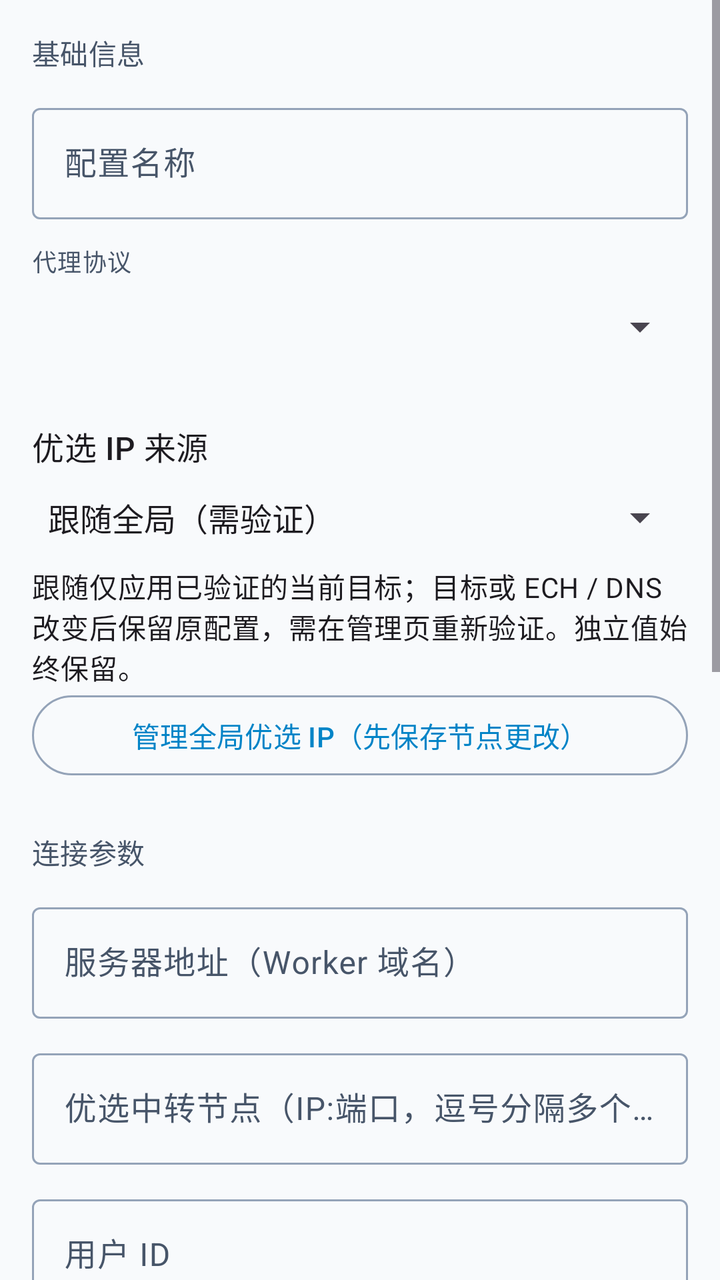
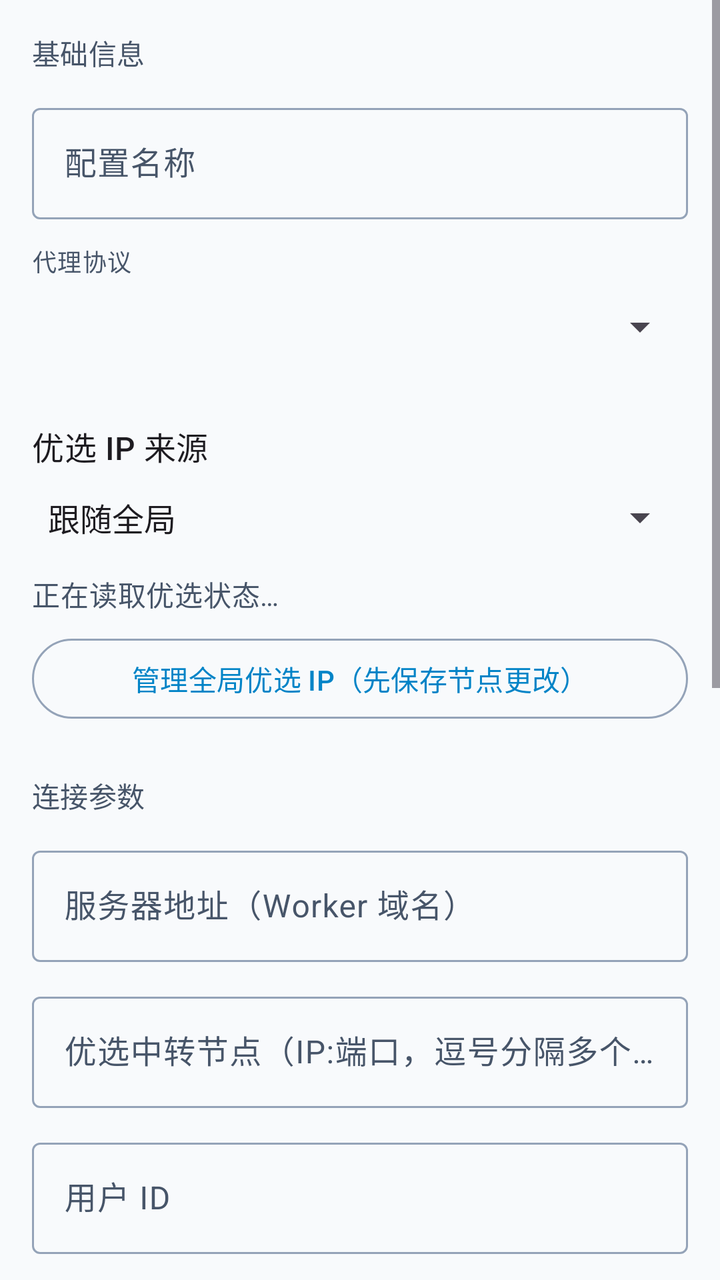

Compare the two renders of this Android layout. The source of the first and the diff that turns it into the second are given below.
<!-- AndroidManifest.xml: application theme Theme.XClient -->
<!-- res/layout/activity_profile_edit.xml -->
<?xml version="1.0" encoding="utf-8"?>
<ScrollView xmlns:android="http://schemas.android.com/apk/res/android"
    android:layout_width="match_parent"
    android:layout_height="match_parent"
    android:fillViewport="true">

    <LinearLayout
        android:layout_width="match_parent"
        android:layout_height="wrap_content"
        android:orientation="vertical"
        android:padding="@dimen/spacing_lg">

        
        <TextView
            android:layout_width="wrap_content"
            android:layout_height="wrap_content"
            android:text="@string/section_basic_info"
            android:textAppearance="?attr/textAppearanceLabelLarge"
            android:textColor="?attr/colorOnSurfaceVariant" />

        <com.google.android.material.textfield.TextInputLayout
            style="@style/Widget.XClient.TextInputLayout"
            android:layout_width="match_parent"
            android:layout_height="wrap_content"
            android:layout_marginTop="@dimen/spacing_md"
            android:hint="@string/profile_name_hint">

            <com.google.android.material.textfield.TextInputEditText
                android:id="@+id/profile_name"
                android:layout_width="match_parent"
                android:layout_height="wrap_content"
                android:inputType="text"
                android:singleLine="true" />
        </com.google.android.material.textfield.TextInputLayout>

        <TextView
            android:layout_width="wrap_content"
            android:layout_height="wrap_content"
            android:layout_marginTop="@dimen/spacing_md"
            android:text="@string/protocol_spinner_label"
            android:textAppearance="?attr/textAppearanceLabelMedium"
            android:textColor="?attr/colorOnSurfaceVariant" />

        <Spinner
            android:id="@+id/protocol_spinner"
            android:layout_width="match_parent"
            android:layout_height="wrap_content"
            android:minHeight="48dp" />

        <TextView android:layout_width="match_parent" android:layout_height="wrap_content"
            android:layout_marginTop="@dimen/spacing_xl" android:text="@string/preferred_mode"
            android:textAppearance="?attr/textAppearanceTitleMedium" />
        <Spinner android:id="@+id/preferred_mode_spinner" android:layout_width="match_parent"
            android:layout_height="wrap_content" android:minHeight="@dimen/touch_target_min"
            android:entries="@array/preferred_modes" />
        <TextView android:id="@+id/preferred_mode_summary" android:layout_width="match_parent"
            android:layout_height="wrap_content" android:text="@string/preferred_mode_hint"
            android:textAppearance="?attr/textAppearanceBodyMedium" />
        <com.google.android.material.button.MaterialButton android:id="@+id/preferred_manage"
            style="@style/Widget.XClient.OutlinedButton" android:layout_width="match_parent"
            android:layout_height="wrap_content" android:minHeight="@dimen/touch_target_min"
            android:text="@string/preferred_manage" />
        <com.google.android.material.button.MaterialButton android:id="@+id/preferred_clear_conflict"
            style="@style/Widget.XClient.TextButton" android:layout_width="match_parent"
            android:layout_height="wrap_content" android:minHeight="@dimen/touch_target_min"
            android:text="@string/preferred_clear_conflict" android:visibility="gone" />

        
        <LinearLayout
            android:id="@+id/gcm_fields"
            android:layout_width="match_parent"
            android:layout_height="wrap_content"
            android:orientation="vertical">

            
            <TextView
                android:layout_width="wrap_content"
                android:layout_height="wrap_content"
                android:layout_marginTop="@dimen/spacing_xl"
                android:text="@string/section_connection_params"
                android:textAppearance="?attr/textAppearanceLabelLarge"
                android:textColor="?attr/colorOnSurfaceVariant" />

            <com.google.android.material.textfield.TextInputLayout
                style="@style/Widget.XClient.TextInputLayout"
                android:layout_width="match_parent"
                android:layout_height="wrap_content"
                android:layout_marginTop="@dimen/spacing_md"
                android:hint="@string/worker_host_hint">

                <com.google.android.material.textfield.TextInputEditText
                    android:id="@+id/worker_host"
                    android:layout_width="match_parent"
                    android:layout_height="wrap_content"
                    android:inputType="textUri"
                    android:singleLine="true" />
            </com.google.android.material.textfield.TextInputLayout>

            <com.google.android.material.textfield.TextInputLayout
                style="@style/Widget.XClient.TextInputLayout"
                android:layout_width="match_parent"
                android:layout_height="wrap_content"
                android:layout_marginTop="@dimen/spacing_md"
                android:hint="@string/pref_ip_hint">

                <com.google.android.material.textfield.TextInputEditText
                    android:id="@+id/pref_ip"
                    android:layout_width="match_parent"
                    android:layout_height="wrap_content"
                    android:inputType="text"
                    android:singleLine="true" />
            </com.google.android.material.textfield.TextInputLayout>

            <com.google.android.material.textfield.TextInputLayout
                style="@style/Widget.XClient.TextInputLayout"
                android:layout_width="match_parent"
                android:layout_height="wrap_content"
                android:layout_marginTop="@dimen/spacing_md"
                android:hint="@string/user_id_hint">

                <com.google.android.material.textfield.TextInputEditText
                    android:id="@+id/user_id"
                    android:layout_width="match_parent"
                    android:layout_height="wrap_content"
                    android:inputType="text"
                    android:singleLine="true" />
            </com.google.android.material.textfield.TextInputLayout>

            <com.google.android.material.textfield.TextInputLayout
                style="@style/Widget.XClient.TextInputLayout"
                android:layout_width="match_parent"
                android:layout_height="wrap_content"
                android:layout_marginTop="@dimen/spacing_md"
                android:hint="@string/fallback_ip_hint">

                <com.google.android.material.textfield.TextInputEditText
                    android:id="@+id/fallback_ip"
                    android:layout_width="match_parent"
                    android:layout_height="wrap_content"
                    android:inputType="text"
                    android:singleLine="true" />
            </com.google.android.material.textfield.TextInputLayout>

            
            <TextView
                android:layout_width="wrap_content"
                android:layout_height="wrap_content"
                android:layout_marginTop="@dimen/spacing_xl"
                android:text="@string/section_advanced_params"
                android:textAppearance="?attr/textAppearanceLabelLarge"
                android:textColor="?attr/colorOnSurfaceVariant" />

            <CheckBox
                android:id="@+id/disable_ech"
                android:layout_width="match_parent"
                android:layout_height="wrap_content"
                android:layout_marginTop="@dimen/spacing_sm"
                android:minHeight="48dp"
                android:text="@string/disable_ech"
                android:textAppearance="?attr/textAppearanceBodyMedium" />

            <CheckBox
                android:id="@+id/disable_ipv6_route"
                android:layout_width="match_parent"
                android:layout_height="wrap_content"
                android:minHeight="48dp"
                android:text="@string/disable_ipv6_route"
                android:textAppearance="?attr/textAppearanceBodyMedium" />

            <com.google.android.material.textfield.TextInputLayout
                style="@style/Widget.XClient.TextInputLayout"
                android:layout_width="match_parent"
                android:layout_height="wrap_content"
                android:layout_marginTop="@dimen/spacing_md"
                android:hint="@string/ws_conn_hint">

                <com.google.android.material.textfield.TextInputEditText
                    android:id="@+id/ws_conn"
                    android:layout_width="match_parent"
                    android:layout_height="wrap_content"
                    android:inputType="number"
                    android:singleLine="true" />
            </com.google.android.material.textfield.TextInputLayout>

            <CheckBox
                android:id="@+id/enable_dynamic_pool"
                android:layout_width="match_parent"
                android:layout_height="wrap_content"
                android:minHeight="48dp"
                android:text="@string/enable_dynamic_pool"
                android:textAppearance="?attr/textAppearanceBodyMedium" />

            <com.google.android.material.textfield.TextInputLayout
                style="@style/Widget.XClient.TextInputLayout"
                android:layout_width="match_parent"
                android:layout_height="wrap_content"
                android:layout_marginTop="@dimen/spacing_md"
                android:hint="@string/dynamic_pool_max_hint">

                <com.google.android.material.textfield.TextInputEditText
                    android:id="@+id/dynamic_pool_max"
                    android:layout_width="match_parent"
                    android:layout_height="wrap_content"
                    android:inputType="number"
                    android:singleLine="true" />
            </com.google.android.material.textfield.TextInputLayout>
        </LinearLayout>

        
        <LinearLayout
            android:id="@+id/xtunnel_fields"
            android:layout_width="match_parent"
            android:layout_height="wrap_content"
            android:orientation="vertical"
            android:visibility="gone">

            
            <TextView
                android:layout_width="wrap_content"
                android:layout_height="wrap_content"
                android:layout_marginTop="@dimen/spacing_xl"
                android:text="@string/section_connection_params"
                android:textAppearance="?attr/textAppearanceLabelLarge"
                android:textColor="?attr/colorOnSurfaceVariant" />

            <com.google.android.material.textfield.TextInputLayout
                style="@style/Widget.XClient.TextInputLayout"
                android:layout_width="match_parent"
                android:layout_height="wrap_content"
                android:layout_marginTop="@dimen/spacing_md"
                android:hint="@string/xt_server_addr_hint">

                <com.google.android.material.textfield.TextInputEditText
                    android:id="@+id/xt_server_addr"
                    android:layout_width="match_parent"
                    android:layout_height="wrap_content"
                    android:inputType="textUri"
                    android:singleLine="true" />
            </com.google.android.material.textfield.TextInputLayout>

            <com.google.android.material.textfield.TextInputLayout
                style="@style/Widget.XClient.TextInputLayout"
                android:layout_width="match_parent"
                android:layout_height="wrap_content"
                android:layout_marginTop="@dimen/spacing_md"
                android:hint="@string/xt_token_hint">

                <com.google.android.material.textfield.TextInputEditText
                    android:id="@+id/xt_token"
                    android:layout_width="match_parent"
                    android:layout_height="wrap_content"
                    android:inputType="text"
                    android:singleLine="true" />
            </com.google.android.material.textfield.TextInputLayout>

            <com.google.android.material.textfield.TextInputLayout
                style="@style/Widget.XClient.TextInputLayout"
                android:layout_width="match_parent"
                android:layout_height="wrap_content"
                android:layout_marginTop="@dimen/spacing_md"
                android:hint="@string/xt_relay_nodes_hint">

                <com.google.android.material.textfield.TextInputEditText
                    android:id="@+id/xt_relay_nodes"
                    android:layout_width="match_parent"
                    android:layout_height="wrap_content"
                    android:inputType="text"
                    android:singleLine="true" />
            </com.google.android.material.textfield.TextInputLayout>

            <com.google.android.material.textfield.TextInputLayout
                style="@style/Widget.XClient.TextInputLayout"
                android:layout_width="match_parent"
                android:layout_height="wrap_content"
                android:layout_marginTop="@dimen/spacing_md"
                android:hint="@string/xt_connections_hint">

                <com.google.android.material.textfield.TextInputEditText
                    android:id="@+id/xt_connections"
                    android:layout_width="match_parent"
                    android:layout_height="wrap_content"
                    android:inputType="number"
                    android:singleLine="true" />
            </com.google.android.material.textfield.TextInputLayout>

            
            <TextView
                android:layout_width="wrap_content"
                android:layout_height="wrap_content"
                android:layout_marginTop="@dimen/spacing_xl"
                android:text="@string/section_advanced_params"
                android:textAppearance="?attr/textAppearanceLabelLarge"
                android:textColor="?attr/colorOnSurfaceVariant" />

            <CheckBox
                android:id="@+id/xt_disable_ech"
                android:layout_width="match_parent"
                android:layout_height="wrap_content"
                android:layout_marginTop="@dimen/spacing_sm"
                android:minHeight="48dp"
                android:text="@string/disable_ech"
                android:textAppearance="?attr/textAppearanceBodyMedium" />

            

            <CheckBox
                android:id="@+id/xt_insecure"
                android:layout_width="match_parent"
                android:layout_height="wrap_content"
                android:minHeight="48dp"
                android:text="@string/xt_insecure"
                android:textAppearance="?attr/textAppearanceBodyMedium" />

            
            <TextView
                android:layout_width="wrap_content"
                android:layout_height="wrap_content"
                android:layout_marginTop="@dimen/spacing_md"
                android:text="@string/xt_ip_strategy_label"
                android:textAppearance="?attr/textAppearanceLabelMedium"
                android:textColor="?attr/colorOnSurfaceVariant" />

            <Spinner
                android:id="@+id/xt_ip_strategy_spinner"
                android:layout_width="match_parent"
                android:layout_height="wrap_content"
                android:minHeight="48dp" />

            <CheckBox
                android:id="@+id/xt_enable_hot_pair"
                android:layout_width="match_parent"
                android:layout_height="wrap_content"
                android:minHeight="48dp"
                android:text="@string/xt_enable_hot_pair"
                android:textAppearance="?attr/textAppearanceBodyMedium" />

            <com.google.android.material.textfield.TextInputLayout
                style="@style/Widget.XClient.TextInputLayout"
                android:layout_width="match_parent"
                android:layout_height="wrap_content"
                android:layout_marginTop="@dimen/spacing_md"
                android:hint="@string/xt_hot_pair_count_hint">

                <com.google.android.material.textfield.TextInputEditText
                    android:id="@+id/xt_hot_pair_count"
                    android:layout_width="match_parent"
                    android:layout_height="wrap_content"
                    android:inputType="number"
                    android:singleLine="true" />
            </com.google.android.material.textfield.TextInputLayout>

            
            <TextView
                android:id="@+id/xt_advanced_header"
                android:layout_width="match_parent"
                android:layout_height="wrap_content"
                android:layout_marginTop="@dimen/spacing_sm"
                android:background="?attr/selectableItemBackground"
                android:gravity="center_vertical"
                android:minHeight="48dp"
                android:text="@string/xt_advanced_params"
                android:textAppearance="?attr/textAppearanceLabelLarge"
                android:textColor="?attr/colorOnSurfaceVariant" />

            <LinearLayout
                android:id="@+id/xt_advanced_container"
                android:layout_width="match_parent"
                android:layout_height="wrap_content"
                android:orientation="vertical"
                android:visibility="gone">

                <com.google.android.material.textfield.TextInputLayout
                    style="@style/Widget.XClient.TextInputLayout"
                    android:layout_width="match_parent"
                    android:layout_height="wrap_content"
                    android:layout_marginTop="@dimen/spacing_md"
                    android:hint="@string/xt_adv_backpressure">

                    <com.google.android.material.textfield.TextInputEditText
                        android:id="@+id/xt_adv_backpressure"
                        android:layout_width="match_parent"
                        android:layout_height="wrap_content"
                        android:inputType="number"
                        android:singleLine="true" />
                </com.google.android.material.textfield.TextInputLayout>

                <com.google.android.material.textfield.TextInputLayout
                    style="@style/Widget.XClient.TextInputLayout"
                    android:layout_width="match_parent"
                    android:layout_height="wrap_content"
                    android:layout_marginTop="@dimen/spacing_md"
                    android:hint="@string/xt_adv_write_queue_wait">

                    <com.google.android.material.textfield.TextInputEditText
                        android:id="@+id/xt_adv_write_queue_wait"
                        android:layout_width="match_parent"
                        android:layout_height="wrap_content"
                        android:inputType="number"
                        android:singleLine="true" />
                </com.google.android.material.textfield.TextInputLayout>

                <com.google.android.material.textfield.TextInputLayout
                    style="@style/Widget.XClient.TextInputLayout"
                    android:layout_width="match_parent"
                    android:layout_height="wrap_content"
                    android:layout_marginTop="@dimen/spacing_md"
                    android:hint="@string/xt_adv_dial_timeout">

                    <com.google.android.material.textfield.TextInputEditText
                        android:id="@+id/xt_adv_dial_timeout"
                        android:layout_width="match_parent"
                        android:layout_height="wrap_content"
                        android:inputType="numberDecimal"
                        android:singleLine="true" />
                </com.google.android.material.textfield.TextInputLayout>

                <com.google.android.material.textfield.TextInputLayout
                    style="@style/Widget.XClient.TextInputLayout"
                    android:layout_width="match_parent"
                    android:layout_height="wrap_content"
                    android:layout_marginTop="@dimen/spacing_md"
                    android:hint="@string/xt_adv_handshake_timeout">

                    <com.google.android.material.textfield.TextInputEditText
                        android:id="@+id/xt_adv_handshake_timeout"
                        android:layout_width="match_parent"
                        android:layout_height="wrap_content"
                        android:inputType="numberDecimal"
                        android:singleLine="true" />
                </com.google.android.material.textfield.TextInputLayout>

                <com.google.android.material.textfield.TextInputLayout
                    style="@style/Widget.XClient.TextInputLayout"
                    android:layout_width="match_parent"
                    android:layout_height="wrap_content"
                    android:layout_marginTop="@dimen/spacing_md"
                    android:hint="@string/xt_adv_read_timeout">

                    <com.google.android.material.textfield.TextInputEditText
                        android:id="@+id/xt_adv_read_timeout"
                        android:layout_width="match_parent"
                        android:layout_height="wrap_content"
                        android:inputType="numberDecimal"
                        android:singleLine="true" />
                </com.google.android.material.textfield.TextInputLayout>

                <com.google.android.material.textfield.TextInputLayout
                    style="@style/Widget.XClient.TextInputLayout"
                    android:layout_width="match_parent"
                    android:layout_height="wrap_content"
                    android:layout_marginTop="@dimen/spacing_md"
                    android:hint="@string/xt_adv_write_timeout">

                    <com.google.android.material.textfield.TextInputEditText
                        android:id="@+id/xt_adv_write_timeout"
                        android:layout_width="match_parent"
                        android:layout_height="wrap_content"
                        android:inputType="numberDecimal"
                        android:singleLine="true" />
                </com.google.android.material.textfield.TextInputLayout>

                <com.google.android.material.textfield.TextInputLayout
                    style="@style/Widget.XClient.TextInputLayout"
                    android:layout_width="match_parent"
                    android:layout_height="wrap_content"
                    android:layout_marginTop="@dimen/spacing_md"
                    android:hint="@string/xt_adv_ping_interval">

                    <com.google.android.material.textfield.TextInputEditText
                        android:id="@+id/xt_adv_ping_interval"
                        android:layout_width="match_parent"
                        android:layout_height="wrap_content"
                        android:inputType="numberDecimal"
                        android:singleLine="true" />
                </com.google.android.material.textfield.TextInputLayout>

                <com.google.android.material.textfield.TextInputLayout
                    style="@style/Widget.XClient.TextInputLayout"
                    android:layout_width="match_parent"
                    android:layout_height="wrap_content"
                    android:layout_marginTop="@dimen/spacing_md"
                    android:hint="@string/xt_adv_reconnect_delay">

                    <com.google.android.material.textfield.TextInputEditText
                        android:id="@+id/xt_adv_reconnect_delay"
                        android:layout_width="match_parent"
                        android:layout_height="wrap_content"
                        android:inputType="numberDecimal"
                        android:singleLine="true" />
                </com.google.android.material.textfield.TextInputLayout>

                <com.google.android.material.textfield.TextInputLayout
                    style="@style/Widget.XClient.TextInputLayout"
                    android:layout_width="match_parent"
                    android:layout_height="wrap_content"
                    android:layout_marginTop="@dimen/spacing_md"
                    android:hint="@string/xt_adv_connect_timeout">

                    <com.google.android.material.textfield.TextInputEditText
                        android:id="@+id/xt_adv_connect_timeout"
                        android:layout_width="match_parent"
                        android:layout_height="wrap_content"
                        android:inputType="numberDecimal"
                        android:singleLine="true" />
                </com.google.android.material.textfield.TextInputLayout>

                <com.google.android.material.textfield.TextInputLayout
                    style="@style/Widget.XClient.TextInputLayout"
                    android:layout_width="match_parent"
                    android:layout_height="wrap_content"
                    android:layout_marginTop="@dimen/spacing_md"
                    android:hint="@string/xt_adv_max_socks5">

                    <com.google.android.material.textfield.TextInputEditText
                        android:id="@+id/xt_adv_max_socks5"
                        android:layout_width="match_parent"
                        android:layout_height="wrap_content"
                        android:inputType="number"
                        android:singleLine="true" />
                </com.google.android.material.textfield.TextInputLayout>

                <com.google.android.material.textfield.TextInputLayout
                    style="@style/Widget.XClient.TextInputLayout"
                    android:layout_width="match_parent"
                    android:layout_height="wrap_content"
                    android:layout_marginTop="@dimen/spacing_md"
                    android:hint="@string/xt_adv_udp_ports">

                    <com.google.android.material.textfield.TextInputEditText
                        android:id="@+id/xt_adv_udp_ports"
                        android:layout_width="match_parent"
                        android:layout_height="wrap_content"
                        android:inputType="text"
                        android:singleLine="true" />
                </com.google.android.material.textfield.TextInputLayout>
            </LinearLayout>
        </LinearLayout>

        
        <Button
            android:id="@+id/btn_import"
            style="@style/Widget.XClient.OutlinedButton"
            android:layout_width="match_parent"
            android:layout_height="wrap_content"
            android:layout_marginTop="@dimen/spacing_xl"
            android:minHeight="48dp"
            android:text="@string/dialog_title_import" />

        <Button
            android:id="@+id/btn_save"
            style="@style/Widget.XClient.Button"
            android:layout_width="match_parent"
            android:layout_height="wrap_content"
            android:layout_marginTop="@dimen/spacing_md"
            android:minHeight="48dp"
            android:text="@string/save" />

    </LinearLayout>
</ScrollView>
<!-- resources referenced by this layout -->
<resources>
  <string-array name="preferred_modes"><item>跟随全局（需验证）</item><item>独立配置（原值）</item><item>域名默认（不使用入口 IP）</item></string-array>
  <dimen name="spacing_lg">16dp</dimen>
  <dimen name="spacing_md">12dp</dimen>
  <dimen name="spacing_sm">8dp</dimen>
  <dimen name="spacing_xl">24dp</dimen>
  <dimen name="touch_target_min">48dp</dimen>
  <string name="dialog_title_import">导入配置</string>
  <string name="disable_ech">禁用 ECH（标准 TLS 1.3）</string>
  <string name="disable_ipv6_route">禁用 IPv6 路由</string>
  <string name="dynamic_pool_max_hint">动态扩容连接上限</string>
  <string name="enable_dynamic_pool">启用连接池动态扩容</string>
  <string name="pref_ip_hint">优选中转节点（IP:端口，逗号分隔多个）</string>
  <string name="preferred_manage">管理全局优选 IP（先保存节点更改）</string>
  <string name="preferred_mode">优选 IP 来源</string>
  <string name="preferred_mode_hint">跟随仅应用已验证的当前目标；目标或 ECH / DNS 改变后保留原配置，需在管理页重新验证。独立值始终保留。</string>
  <string name="profile_name_hint">配置名称</string>
  <string name="protocol_spinner_label">代理协议</string>
  <string name="save">保存</string>
  <string name="section_advanced_params">进阶参数</string>
  <string name="section_basic_info">基础信息</string>
  <string name="section_connection_params">连接参数</string>
  <string name="user_id_hint">用户 ID</string>
  <string name="worker_host_hint">服务器地址（Worker 域名）</string>
  <string name="ws_conn_hint">WebSocket 连接数</string>
  <string name="xt_adv_backpressure">背压上限（MB，默认 8）</string>
  <string name="xt_adv_connect_timeout">连接建立超时（秒，默认 15）</string>
  <string name="xt_adv_dial_timeout">拨号超时（秒，默认 3）</string>
  <string name="xt_adv_ping_interval">Ping 间隔（秒，默认 5）</string>
  <string name="xt_adv_read_timeout">读取超时（秒，默认 15）</string>
  <string name="xt_adv_reconnect_delay">重连延迟（秒，默认 1）</string>
  <string name="xt_adv_udp_ports">UDP 拦截端口（逗号分隔，默认 443）</string>
  <string name="xt_adv_write_timeout">写入超时（秒，默认 5）</string>
  <string name="xt_advanced_params">高级参数（点击展开，留空使用默认值）</string>
  <string name="xt_connections_hint">连接数</string>
  <string name="xt_enable_hot_pair">启用热通道对（Hot Pair）</string>
  <string name="xt_hot_pair_count_hint">热通道对数（1-8）</string>
  <string name="xt_insecure">跳过证书验证（Insecure）</string>
  <string name="xt_ip_strategy_label">IP 策略</string>
  <string name="xt_relay_nodes_hint">中转节点（逗号分隔）</string>
  <string name="xt_server_addr_hint">服务器地址（wss://）</string>
  <string name="xt_token_hint">Token</string>
  <color name="x_primary">#FF0284C7</color>
  <color name="x_on_primary">#FFFFFFFF</color>
  <color name="x_primary_container">#FFE0F2FE</color>
  <color name="x_on_primary_container">#FF03496E</color>
  <color name="md_success">#FF059669</color>
  <color name="md_on_success">#FFFFFFFF</color>
  <color name="md_success_container">#FFD1FAE5</color>
  <color name="md_on_success_container">#FF064E3B</color>
  <color name="md_warning">#FFD97706</color>
  <color name="md_on_warning">#FFFFFFFF</color>
  <color name="x_error">#FFDC2626</color>
  <color name="x_on_error">#FFFFFFFF</color>
  <color name="x_error_container">#FFFEE2E2</color>
  <color name="x_on_error_container">#FF991B1B</color>
  <color name="x_background">#FFF8FAFC</color>
  <color name="x_on_background">#FF0F172A</color>
  <color name="x_surface">#FFFFFFFF</color>
  <color name="x_on_surface">#FF0F172A</color>
  <color name="x_on_surface_variant">#FF475569</color>
  <color name="x_surface_container_lowest">#FFFFFFFF</color>
  <color name="x_surface_container_low">#FFF1F5F9</color>
  <color name="x_surface_container">#FFE2E8F0</color>
  <color name="x_surface_container_high">#FFCBD5E1</color>
  <color name="x_surface_container_highest">#FF94A3B8</color>
  <color name="x_outline">#FF94A3B8</color>
  <color name="x_outline_variant">#FFE2E8F0</color>
  <color name="x_tertiary">#FF0D9488</color>
  <color name="x_on_tertiary">#FFFFFFFF</color>
  <color name="x_tertiary_container">#FFCCFBF1</color>
  <color name="x_on_tertiary_container">#FF115E59</color>
  <color name="x_edit_container">#FFBAE6FD</color>
  <color name="x_on_edit_container">#FF0369A1</color>
  <!-- unchanged entries left out for length: 10 -->
</resources>

<!-- the commit's change to res/layout/activity_profile_edit.xml (unified diff, before → after) -->
@@ -55,7 +55,10 @@
             android:entries="@array/preferred_modes" />
         <TextView android:id="@+id/preferred_mode_summary" android:layout_width="match_parent"
             android:layout_height="wrap_content" android:text="@string/preferred_mode_hint"
-            android:textAppearance="?attr/textAppearanceBodyMedium" />
+            android:textAppearance="?attr/textAppearanceBodyMedium"
+            android:textColor="?attr/colorOnSurfaceVariant"
+            android:layout_marginTop="@dimen/spacing_xs"
+            android:layout_marginBottom="@dimen/spacing_sm" />
         <com.google.android.material.button.MaterialButton android:id="@+id/preferred_manage"
             style="@style/Widget.XClient.OutlinedButton" android:layout_width="match_parent"
             android:layout_height="wrap_content" android:minHeight="@dimen/touch_target_min"
<!-- resource entries referenced after the edit -->
@@ -1,10 +1,11 @@
 <!-- resources referenced by this layout -->
 <resources>
-  <string-array name="preferred_modes"><item>跟随全局（需验证）</item><item>独立配置（原值）</item><item>域名默认（不使用入口 IP）</item></string-array>
+  <string-array name="preferred_modes"><item>跟随全局</item><item>独立配置</item><item>域名默认（不使用中转 IP）</item></string-array>
   <dimen name="spacing_lg">16dp</dimen>
   <dimen name="spacing_md">12dp</dimen>
   <dimen name="spacing_sm">8dp</dimen>
   <dimen name="spacing_xl">24dp</dimen>
+  <dimen name="spacing_xs">4dp</dimen>
   <dimen name="touch_target_min">48dp</dimen>
   <string name="dialog_title_import">导入配置</string>
   <string name="disable_ech">禁用 ECH（标准 TLS 1.3）</string>
@@ -14,7 +15,7 @@
   <string name="pref_ip_hint">优选中转节点（IP:端口，逗号分隔多个）</string>
   <string name="preferred_manage">管理全局优选 IP（先保存节点更改）</string>
   <string name="preferred_mode">优选 IP 来源</string>
-  <string name="preferred_mode_hint">跟随仅应用已验证的当前目标；目标或 ECH / DNS 改变后保留原配置，需在管理页重新验证。独立值始终保留。</string>
+  <string name="preferred_mode_hint">正在读取优选状态…</string>
   <string name="profile_name_hint">配置名称</string>
   <string name="protocol_spinner_label">代理协议</string>
   <string name="save">保存</string>
